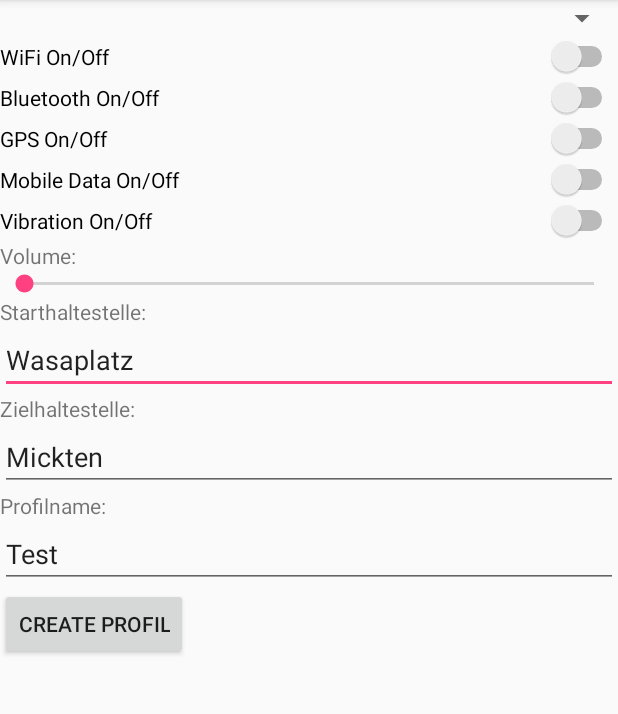
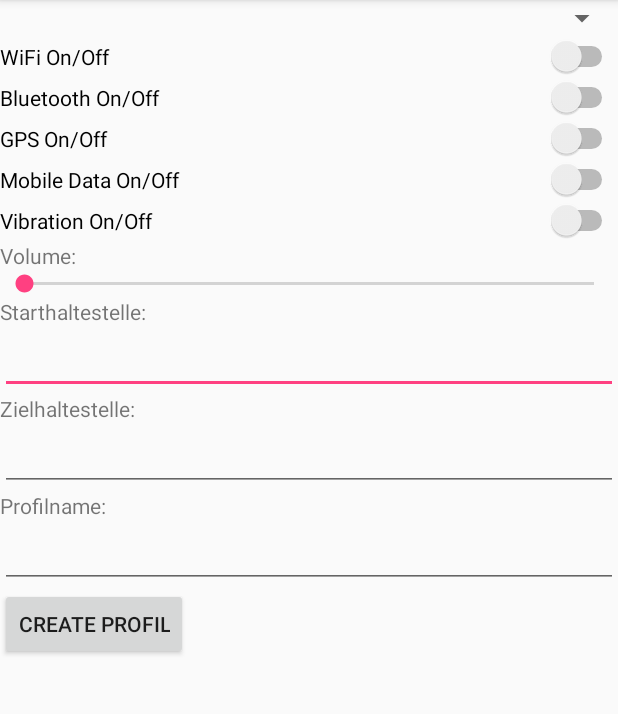
Before and after one commit to trickrig/SRHApp, an Android app: the fragment SettingsTab shown on its own in the app's theme, on a phone screen of 412 x 824 dp, the part 84-798 px from its top. Run offline under Robolectric (Android 15) with nearby library versions, the phone set to English and light mode, and no system bars.

Commit message:
now everything is in SettingsTab.java and tabs work again. no access to the profile manager, changes will be saved to a local setting and profile

```diff
--- a/app/src/main/java/de/srh/srha/tabs/SettingsTab.java
+++ b/app/src/main/java/de/srh/srha/tabs/SettingsTab.java
@@ -2,14 +2,45 @@ package de.srh.srha.tabs;
 
 import android.os.Bundle;
 import android.support.v4.app.Fragment;
+import android.support.v4.app.FragmentTabHost;
 import android.view.LayoutInflater;
 import android.view.View;
 import android.view.ViewGroup;
+import android.widget.ArrayAdapter;
+import android.widget.CompoundButton;
+import android.widget.EditText;
+import android.widget.SeekBar;
+import android.widget.Spinner;
+import android.widget.Switch;
 import android.widget.TextView;
 
+import org.w3c.dom.Text;
+
+import java.util.LinkedList;
+import java.util.List;
+
 import de.srh.srha.R;
+import de.srh.srha.model.Profile;
+import de.srh.srha.model.ProfileManager;
+import de.srh.srha.model.Settings;
+import de.srh.srha.model.dvb;
+
 
 public class SettingsTab extends Fragment {
+
+    private FragmentTabHost mTabHost;
+
+    private Settings settings = new Settings(false, false, false, false, false, 0);
+    private Profile profile = new Profile(null, null, null, null, null, null);
+
+    private Switch wifiSwitch,bluetoothSwitch, gpsSwitch, mobileSwitch, vibrationSwitch;
+    private SeekBar volumeSeekBar;
+    private TextView volumeTextView;
+    private EditText preferredDeparture, preferredArrival, profilName;
+    private Spinner spinner;
+
+    private ArrayAdapter<String> adapter;
+    private List<String> list;
 
     @Override
     public void onCreate(Bundle savedInstanceState) {
@@ -19,8 +50,119 @@ public class SettingsTab extends Fragment {
     @Override
     public View onCreateView(LayoutInflater inflater, ViewGroup container,
                              Bundle savedInstanceState) {
-        View v = inflater.inflate(R.layout.settingstab_layout, container, false);
+        final View v = inflater.inflate(R.layout.settingstab_layout, container, false);
+
+        //TODO manager = new ProfileManager(getApplication());
+        //TODO profile = manager.getCurrentProfile();
+        //TODO settings = profile.settingsManager.getSettings();
+
+        //detect all switches
+        wifiSwitch = (Switch) v.findViewById(R.id.wifiSwitch);
+        bluetoothSwitch = (Switch) v.findViewById(R.id.bluetoothSwitch);
+        gpsSwitch = (Switch) v.findViewById(R.id.gpsSwitch);
+        mobileSwitch = (Switch) v.findViewById(R.id.mobileSwitch);
+        vibrationSwitch = (Switch) v.findViewById(R.id.mobileSwitch);
+
+        //detect edit Text
+        preferredArrival = (EditText) v.findViewById(R.id.zielhaltEditText);
+        preferredDeparture = (EditText) v.findViewById(R.id.starthaltEditText);
+        profilName = (EditText) v.findViewById(R.id.profilNameEditText);
+
+        //detect seekbar & text
+        volumeSeekBar = (SeekBar) v.findViewById(R.id.volumeSeekBar);
+        volumeTextView = (TextView) v.findViewById(R.id.volumeTextView);
+
+        setUi();
+
+        //give every switch a changelistener and send information to settings
+        wifiSwitch.setOnCheckedChangeListener(new CompoundButton.OnCheckedChangeListener() {
+            @Override
+            public void onCheckedChanged(CompoundButton buttonView, boolean isChecked) {
+                settings.setWifiOn(isChecked);
+            }
+        });
+
+        bluetoothSwitch.setOnCheckedChangeListener(new CompoundButton.OnCheckedChangeListener() {
+            @Override
+            public void onCheckedChanged(CompoundButton buttonView, boolean isChecked) {
+                settings.setBluetoothOn(isChecked);
+            }
+        });
+
+        gpsSwitch.setOnCheckedChangeListener(new CompoundButton.OnCheckedChangeListener() {
+            @Override
+            public void onCheckedChanged(CompoundButton buttonView, boolean isChecked) {
+                settings.setGpsOn(isChecked);
+            }
+        });
+
+        mobileSwitch.setOnCheckedChangeListener(new CompoundButton.OnCheckedChangeListener() {
+            @Override
+            public void onCheckedChanged(CompoundButton buttonView, boolean isChecked) {
+                settings.setMobileDataOn(isChecked);
+            }
+        });
+
+        vibrationSwitch.setOnCheckedChangeListener(new CompoundButton.OnCheckedChangeListener() {
+            @Override
+            public void onCheckedChanged(CompoundButton buttonView, boolean isChecked) {
+                settings.setVibrateOn(isChecked);
+                //TODO: if checked, volume seekbar invisible
+            }
+        });
+
+        //give seekbar a changelistener and send information to settings & on ui
+        volumeSeekBar.setOnSeekBarChangeListener(new SeekBar.OnSeekBarChangeListener() {
+            @Override
+            public void onProgressChanged(SeekBar seekBar, int progress, boolean fromUser) {
+                volumeTextView = (TextView) v.findViewById(R.id.volumeTextView);
+                volumeTextView.setText("Volume: " + progress);
+                //possible int: 0 - 100;
+                //TODO settings.setRingVolume(progress);
+            }
+
+            @Override
+            public void onStartTrackingTouch(SeekBar seekBar) {
+            }
+
+            @Override
+            public void onStopTrackingTouch(SeekBar seekBar) {
+            }
+        });
+
         return v;
     }
 
+    public void createProfile(View v){
+
+        LinkedList list;
+
+        if(v.getId()==R.id.createProfilButton){
+            //TODO: switches haben funktion setTextOn setTextOff, automatisieren
+            //TODO: text der edit felder automatisch löschen
+            //where do i get id from, null has to be getId() Function
+            dvb test = new dvb();
+            //String IdArrival = test.getIdFromName(preferredArrival.getText().toString());
+            //String IdDep = test.getIdFromName(preferredDeparture.getText().toString());
+            profile.setPreferredArrival(test.getIdFromName(preferredArrival.getText().toString()),
+                    preferredArrival.getText().toString());
+            profile.setPreferredDeparture(test.getIdFromName(preferredDeparture.getText().toString()),
+                    preferredDeparture.getText().toString());
+//            preferredArrival.setText(IdArrival);
+//            preferredDeparture.setText(IdDep);
+            profile.setProfileName(profilName.getText().toString());
+            //TODO manager.updateProfile(profile, settings);
+//            RoutePlan rout = test.getRoute(IdArrival, IdDep);
+//            preferredDeparture.setText(rout.getDestinationTime());
+        }
+    }
+
+    public void setUi(){
+        wifiSwitch.setChecked(settings.isWifiOn());
+        bluetoothSwitch.setChecked(settings.isBluetoothOn());
+        gpsSwitch.setChecked(settings.isGpsOn());
+        vibrationSwitch.setChecked(settings.isVibrateOn());
+        mobileSwitch.setChecked(settings.isVibrateOn());
+    }
+
 }
--- a/app/src/main/res/layout/settingstab_layout.xml
+++ b/app/src/main/res/layout/settingstab_layout.xml
@@ -70,8 +70,7 @@
         android:layout_width="match_parent"
         android:layout_height="wrap_content"
         android:id="@+id/starthaltEditText"
-        android:layout_below="@id/starthaltTextView"
-        android:text="Wasaplatz" />
+        android:layout_below="@id/starthaltTextView"/>
 
     <TextView
         android:id="@+id/zielhaltTextView"
@@ -84,8 +83,7 @@
         android:layout_width="match_parent"
         android:layout_height="wrap_content"
         android:id="@+id/zielhaltEditText"
-        android:layout_below="@id/zielhaltTextView"
-        android:text="Mickten" />
+        android:layout_below="@id/zielhaltTextView"/>
 
     <TextView
         android:layout_width="wrap_content"
@@ -98,8 +96,7 @@
         android:layout_width="match_parent"
         android:layout_height="wrap_content"
         android:id="@+id/profilNameEditText"
-        android:layout_below="@id/profilNameTextView"
-        android:text="Test" />
+        android:layout_below="@id/profilNameTextView"/>
 
     <Button
         android:layout_width="wrap_content"
```
Also changed, not shown: app/src/main/java/de/srh/srha/MainActivity.java (+8 -103 lines).
